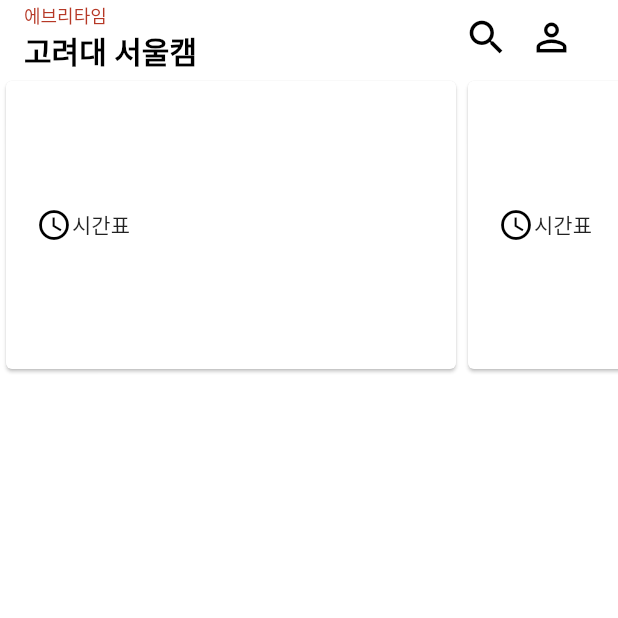
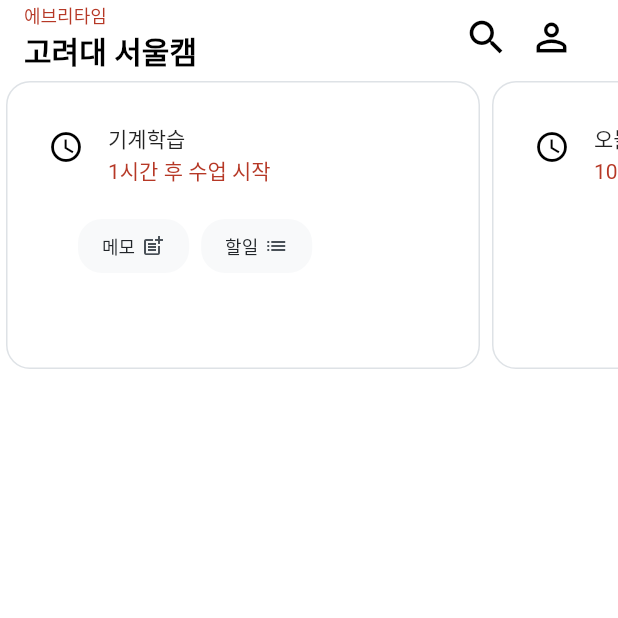
Before and after one commit to mobius29/everytime-clonecoding-flutter, a Flutter app: the screen it shows after launch, on a phone screen of 412 x 824 dp, the top half of it. Run offline on Flutter 3.47's test engine with Material 2 defaults, Android fonts, the phone set to English and light mode, and no system bars.

Commit message:
feat: make buttons in cards

```diff
--- a/lib/theme.dart
+++ b/lib/theme.dart
@@ -34,13 +34,13 @@ class Themes {
     secondary: CustomColors.blue,
     secondaryContainer: CustomColors.blue,
     background: CustomColors.white,
-    surface: CustomColors.gray100,
+    surface: CustomColors.gray20,
     onBackground: CustomColors.white,
     error: _lightFillColor,
     onError: _lightFillColor,
     onPrimary: _lightFillColor,
     onSecondary: CustomColors.blue,
-    onSurface: CustomColors.gray100,
+    onSurface: CustomColors.gray20,
     brightness: Brightness.light,
   );
 }
--- a/lib/themes/color.dart
+++ b/lib/themes/color.dart
@@ -5,5 +5,17 @@ class CustomColors {
   static const Color blue = Color(0xFF5DABB5);
   static const Color white = Color(0xFFFFFFFF);
   static const Color black = Color(0xFF000000);
-  static const Color gray100 = Color(0xFFE3E3E3);
+
+  // gray
+  static const Color gray0 = Color(0xFFF8F9FA);
+  static const Color gray10 = Color(0xFFF1F3F5);
+  static const Color gray20 = Color(0xFFE9ECEF);
+  static const Color gray30 = Color(0xFFDEE2E6);
+  static const Color gray40 = Color(0xFFCED4DA);
+  static const Color gray50 = Color(0xFFADB5BD);
+  static const Color gray60 = Color(0xFF868E96);
+  static const Color gray70 = Color(0xFF495057);
+  static const Color gray80 = Color(0xFF343A40);
+  static const Color gray90 = Color(0xFF212529);
+  static const Color gray100 = Color(0xFF121212);
 }
--- /dev/null
+++ b/lib/widgets/home/card_button.dart
@@ -0,0 +1,51 @@
+import 'package:everytime_flutter/themes/color.dart';
+import 'package:flutter/material.dart';
+
+class CardButton extends StatelessWidget {
+  const CardButton({
+    Key? key,
+    required this.title,
+    required this.icon,
+  }) : super(key: key);
+
+  final String title;
+  final Icon icon;
+
+  @override
+  Widget build(BuildContext context) {
+    return Container(
+      margin: const EdgeInsets.only(right: 8),
+      child: ElevatedButton(
+        onPressed: () => {},
+        style: ElevatedButton.styleFrom(
+          elevation: 0,
+          backgroundColor: CustomColors.gray0,
+          shape: RoundedRectangleBorder(
+            borderRadius: BorderRadius.circular(16),
+          ),
+          padding: const EdgeInsets.symmetric(horizontal: 16, vertical: 8),
+        ),
+        child: Row(
+          mainAxisAlignment: MainAxisAlignment.spaceBetween,
+          children: [
+            Text(
+              title,
+              style: const TextStyle(
+                fontSize: 12,
+                color: CustomColors.gray90,
+              ),
+            ),
+            Container(
+              margin: const EdgeInsets.only(left: 4),
+              child: Icon(
+                icon.icon,
+                size: 16,
+                color: CustomColors.gray70,
+              ),
+            ),
+          ],
+        ),
+      ),
+    );
+  }
+}
--- /dev/null
+++ b/lib/widgets/home/card_button_list.dart
@@ -0,0 +1,15 @@
+import 'package:flutter/material.dart';
+
+class CardButtonList extends StatelessWidget {
+  const CardButtonList({Key? key, required this.children}) : super(key: key);
+
+  final List<Widget> children;
+
+  @override
+  Widget build(BuildContext context) {
+    return Container(
+      margin: const EdgeInsets.only(left: 20),
+      child: Row(children: children),
+    );
+  }
+}
--- a/lib/widgets/home/card_item.dart
+++ b/lib/widgets/home/card_item.dart
@@ -1,19 +1,61 @@
+import 'package:everytime_flutter/themes/color.dart';
 import 'package:flutter/material.dart';
 
 class CardItem extends StatelessWidget {
-  const CardItem({Key? key}) : super(key: key);
+  const CardItem({
+    Key? key,
+    required this.title,
+    required this.subTitle,
+    this.child,
+  }) : super(key: key);
+
+  final String title;
+  final String subTitle;
+  final Widget? child;
 
   @override
   Widget build(BuildContext context) {
     return Card(
+      elevation: 0,
+      shape: RoundedRectangleBorder(
+        borderRadius: BorderRadius.circular(16),
+        side: const BorderSide(
+          color: CustomColors.gray30,
+          width: 1,
+        ),
+      ),
       child: Container(
+        margin: const EdgeInsets.symmetric(horizontal: 8),
         width: 300,
-        height: 160,
+        height: 80,
         padding: const EdgeInsets.all(20),
-        child: const Row(
+        child: Column(
           children: [
-            Icon(Icons.schedule_outlined),
-            Text("시간표"),
+            Row(
+              crossAxisAlignment: CrossAxisAlignment.start,
+              children: [
+                Container(
+                  margin: const EdgeInsets.only(right: 16, top: 12),
+                  child: const Icon(Icons.schedule_outlined),
+                ),
+                Container(
+                  margin: const EdgeInsets.only(top: 8),
+                  child: Column(
+                    crossAxisAlignment: CrossAxisAlignment.start,
+                    children: [
+                      Text(title),
+                      Text(
+                        subTitle,
+                        style: const TextStyle(
+                          color: CustomColors.red,
+                        ),
+                      ),
+                    ],
+                  ),
+                ),
+              ],
+            ),
+            Container(margin: const EdgeInsets.only(top: 16), child: child)
           ],
         ),
       ),
--- a/lib/widgets/home/card_list.dart
+++ b/lib/widgets/home/card_list.dart
@@ -1,3 +1,5 @@
+import 'package:everytime_flutter/widgets/home/card_button.dart';
+import 'package:everytime_flutter/widgets/home/card_button_list.dart';
 import 'package:everytime_flutter/widgets/home/card_item.dart';
 import 'package:flutter/material.dart';
 
@@ -12,9 +14,23 @@ class CardList extends StatelessWidget {
         scrollDirection: Axis.horizontal,
         shrinkWrap: true,
         children: const [
-          CardItem(),
-          CardItem(),
-          CardItem(),
+          CardItem(
+            title: "기계학습",
+            subTitle: "1시간 후 수업 시작",
+            child: CardButtonList(
+              children: [
+                CardButton(
+                  title: "메모",
+                  icon: Icon(Icons.post_add),
+                ),
+                CardButton(
+                  title: "할일",
+                  icon: Icon(Icons.list),
+                ),
+              ],
+            ),
+          ),
+          CardItem(title: "오늘의 수업", subTitle: "10월 1일 (일)"),
         ],
       ),
     );
```
